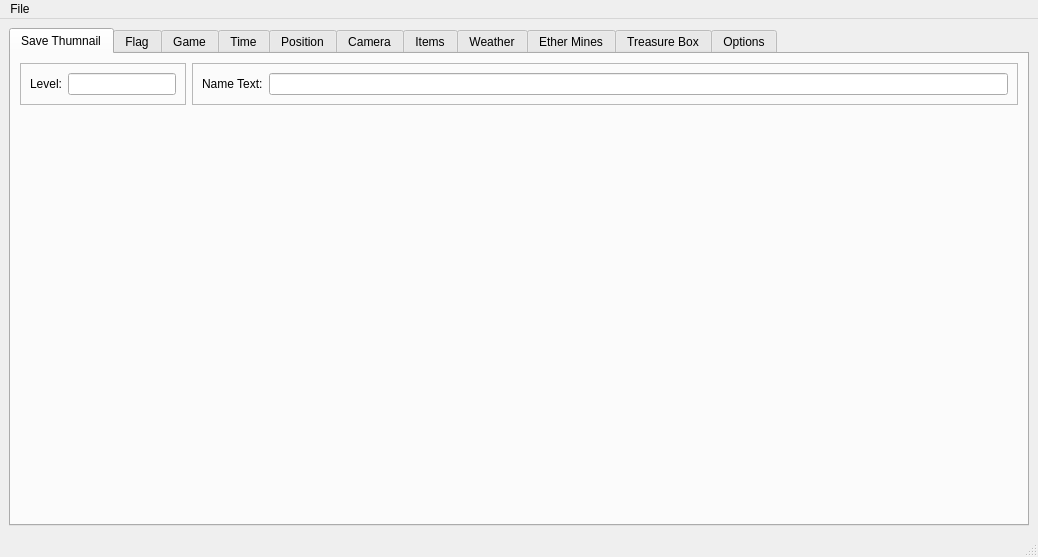
Qt form gui/mainwindow.ui (enderslash1010/xc1-save-editor-cpp) before a commit.
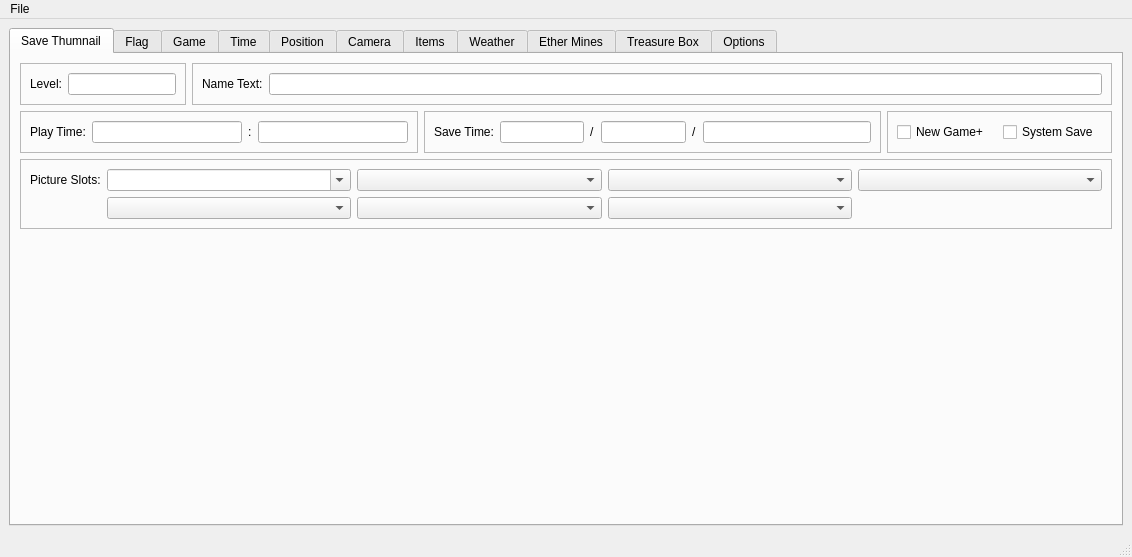
The same form after that commit. Custom widgets are drawn as their Qt base class.

The edit to the form file:
```diff
--- a/gui/mainwindow.ui
+++ b/gui/mainwindow.ui
@@ -9,7 +9,7 @@
    <rect>
     <x>0</x>
     <y>0</y>
-    <width>1038</width>
+    <width>1132</width>
     <height>557</height>
    </rect>
   </property>
@@ -37,11 +37,61 @@
         <string>Save Thumnail</string>
        </attribute>
        <layout class="QGridLayout" name="gridLayout">
-        <item row="1" column="0" colspan="2">
+        <item row="0" column="0">
+         <widget class="QFrame" name="frame">
+          <property name="sizePolicy">
+           <sizepolicy hsizetype="MinimumExpanding" vsizetype="Preferred">
+            <horstretch>0</horstretch>
+            <verstretch>0</verstretch>
+           </sizepolicy>
+          </property>
+          <property name="frameShape">
+           <enum>QFrame::Shape::StyledPanel</enum>
+          </property>
+          <property name="frameShadow">
+           <enum>QFrame::Shadow::Raised</enum>
+          </property>
+          <layout class="QFormLayout" name="formLayout">
+           <property name="sizeConstraint">
+            <enum>QLayout::SizeConstraint::SetDefaultConstraint</enum>
+           </property>
+           <item row="0" column="0">
+            <widget class="QLabel" name="THUMLevelLabel">
+             <property name="enabled">
+              <bool>true</bool>
+             </property>
+             <property name="text">
+              <string>Level:</string>
+             </property>
+            </widget>
+           </item>
+           <item row="0" column="1">
+            <widget class="QExtendedLineEdit" name="THUMLevel">
+             <property name="enabled">
+              <bool>true</bool>
+             </property>
+             <property name="sizePolicy">
+              <sizepolicy hsizetype="Preferred" vsizetype="Preferred">
+               <horstretch>0</horstretch>
+               <verstretch>0</verstretch>
+              </sizepolicy>
+             </property>
+             <property name="readOnly">
+              <bool>false</bool>
+             </property>
+            </widget>
+           </item>
+          </layout>
+         </widget>
+        </item>
+        <item row="4" column="0" colspan="5">
          <spacer name="THUMSpacer">
           <property name="orientation">
            <enum>Qt::Orientation::Vertical</enum>
           </property>
+          <property name="sizeType">
+           <enum>QSizePolicy::Policy::Expanding</enum>
+          </property>
           <property name="sizeHint" stdset="0">
            <size>
             <width>20</width>
@@ -50,11 +100,11 @@
           </property>
          </spacer>
         </item>
-        <item row="0" column="1">
+        <item row="0" column="1" colspan="4">
          <widget class="QFrame" name="frame_2">
           <property name="sizePolicy">
-           <sizepolicy hsizetype="Preferred" vsizetype="Preferred">
-            <horstretch>3</horstretch>
+           <sizepolicy hsizetype="MinimumExpanding" vsizetype="Preferred">
+            <horstretch>5</horstretch>
             <verstretch>0</verstretch>
            </sizepolicy>
           </property>
@@ -76,13 +126,84 @@
             </widget>
            </item>
            <item row="0" column="1">
-            <widget class="QExtendedLineEdit" name="THUMNameString"/>
+            <widget class="QExtendedLineEdit" name="THUMNameString">
+             <property name="sizePolicy">
+              <sizepolicy hsizetype="Preferred" vsizetype="Preferred">
+               <horstretch>0</horstretch>
+               <verstretch>0</verstretch>
+              </sizepolicy>
+             </property>
+            </widget>
            </item>
           </layout>
          </widget>
         </item>
-        <item row="0" column="0">
-         <widget class="QFrame" name="frame">
+        <item row="2" column="0" colspan="2">
+         <widget class="QFrame" name="frame_3">
+          <property name="sizePolicy">
+           <sizepolicy hsizetype="MinimumExpanding" vsizetype="Preferred">
+            <horstretch>0</horstretch>
+            <verstretch>0</verstretch>
+           </sizepolicy>
+          </property>
+          <property name="minimumSize">
+           <size>
+            <width>0</width>
+            <height>0</height>
+           </size>
+          </property>
+          <property name="frameShape">
+           <enum>QFrame::Shape::StyledPanel</enum>
+          </property>
+          <property name="frameShadow">
+           <enum>QFrame::Shadow::Raised</enum>
+          </property>
+          <layout class="QGridLayout" name="gridLayout_2">
+           <item row="0" column="0">
+            <widget class="QLabel" name="THUMPlayTimeLabel">
+             <property name="sizePolicy">
+              <sizepolicy hsizetype="Preferred" vsizetype="Preferred">
+               <horstretch>0</horstretch>
+               <verstretch>0</verstretch>
+              </sizepolicy>
+             </property>
+             <property name="text">
+              <string>Play Time:</string>
+             </property>
+            </widget>
+           </item>
+           <item row="0" column="1">
+            <widget class="QExtendedLineEdit" name="THUMPlayTimeHours">
+             <property name="sizePolicy">
+              <sizepolicy hsizetype="MinimumExpanding" vsizetype="Preferred">
+               <horstretch>0</horstretch>
+               <verstretch>0</verstretch>
+              </sizepolicy>
+             </property>
+            </widget>
+           </item>
+           <item row="0" column="2">
+            <widget class="QLabel" name="label_2">
+             <property name="text">
+              <string>:</string>
+             </property>
+            </widget>
+           </item>
+           <item row="0" column="3">
+            <widget class="QExtendedLineEdit" name="THUMPlayTimeMinutes">
+             <property name="sizePolicy">
+              <sizepolicy hsizetype="MinimumExpanding" vsizetype="Preferred">
+               <horstretch>0</horstretch>
+               <verstretch>0</verstretch>
+              </sizepolicy>
+             </property>
+            </widget>
+           </item>
+          </layout>
+         </widget>
+        </item>
+        <item row="2" column="2" colspan="2">
+         <widget class="QFrame" name="frame_4">
           <property name="sizePolicy">
            <sizepolicy hsizetype="Preferred" vsizetype="Preferred">
             <horstretch>0</horstretch>
@@ -95,30 +216,161 @@
           <property name="frameShadow">
            <enum>QFrame::Shadow::Raised</enum>
           </property>
-          <layout class="QFormLayout" name="formLayout">
-           <property name="sizeConstraint">
-            <enum>QLayout::SizeConstraint::SetDefaultConstraint</enum>
-           </property>
-           <item row="0" column="0">
-            <widget class="QLabel" name="THUMLevelLabel">
-             <property name="enabled">
-              <bool>true</bool>
-             </property>
-             <property name="text">
-              <string>Level:</string>
+          <layout class="QGridLayout" name="gridLayout_3">
+           <item row="0" column="3">
+            <widget class="QExtendedLineEdit" name="THUMSaveTimeMonth">
+             <property name="sizePolicy">
+              <sizepolicy hsizetype="Expanding" vsizetype="Fixed">
+               <horstretch>2</horstretch>
+               <verstretch>0</verstretch>
+              </sizepolicy>
              </property>
             </widget>
            </item>
            <item row="0" column="1">
-            <widget class="QExtendedLineEdit" name="THUMLevel">
-             <property name="enabled">
+            <widget class="QExtendedLineEdit" name="THUMSaveTimeDay">
+             <property name="sizePolicy">
+              <sizepolicy hsizetype="Expanding" vsizetype="Fixed">
+               <horstretch>2</horstretch>
+               <verstretch>0</verstretch>
+              </sizepolicy>
+             </property>
+            </widget>
+           </item>
+           <item row="0" column="2">
+            <widget class="QLabel" name="label_3">
+             <property name="text">
+              <string>/</string>
+             </property>
+            </widget>
+           </item>
+           <item row="0" column="0">
+            <widget class="QLabel" name="label">
+             <property name="text">
+              <string>Save Time:</string>
+             </property>
+            </widget>
+           </item>
+           <item row="0" column="4">
+            <widget class="QLabel" name="label_4">
+             <property name="text">
+              <string>/</string>
+             </property>
+            </widget>
+           </item>
+           <item row="0" column="5">
+            <widget class="QExtendedLineEdit" name="THUMSaveTimeYear">
+             <property name="sizePolicy">
+              <sizepolicy hsizetype="Expanding" vsizetype="Fixed">
+               <horstretch>4</horstretch>
+               <verstretch>0</verstretch>
+              </sizepolicy>
+             </property>
+            </widget>
+           </item>
+          </layout>
+         </widget>
+        </item>
+        <item row="2" column="4">
+         <widget class="QFrame" name="frame_5">
+          <property name="frameShape">
+           <enum>QFrame::Shape::StyledPanel</enum>
+          </property>
+          <property name="frameShadow">
+           <enum>QFrame::Shadow::Raised</enum>
+          </property>
+          <layout class="QGridLayout" name="gridLayout_4">
+           <item row="0" column="3">
+            <widget class="QExtendedCheckBox" name="THUMSystemSaveFlag">
+             <property name="text">
+              <string>System Save</string>
+             </property>
+            </widget>
+           </item>
+           <item row="0" column="2">
+            <widget class="QExtendedCheckBox" name="THUMNGPlusFlag">
+             <property name="text">
+              <string>New Game+</string>
+             </property>
+            </widget>
+           </item>
+          </layout>
+         </widget>
+        </item>
+        <item row="3" column="0" colspan="5">
+         <widget class="QFrame" name="frame_6">
+          <property name="frameShape">
+           <enum>QFrame::Shape::StyledPanel</enum>
+          </property>
+          <property name="frameShadow">
+           <enum>QFrame::Shadow::Raised</enum>
+          </property>
+          <layout class="QGridLayout" name="gridLayout_5">
+           <item row="0" column="4">
+            <widget class="QExtendedComboBox" name="THUMPictureSlot3">
+             <property name="sizePolicy">
+              <sizepolicy hsizetype="MinimumExpanding" vsizetype="Fixed">
+               <horstretch>0</horstretch>
+               <verstretch>0</verstretch>
+              </sizepolicy>
+             </property>
+            </widget>
+           </item>
+           <item row="1" column="4">
+            <widget class="QExtendedComboBox" name="THUMPictureSlot7"/>
+           </item>
+           <item row="0" column="3">
+            <widget class="QExtendedComboBox" name="THUMPictureSlot2">
+             <property name="sizePolicy">
+              <sizepolicy hsizetype="MinimumExpanding" vsizetype="Fixed">
+               <horstretch>0</horstretch>
+               <verstretch>0</verstretch>
+              </sizepolicy>
+             </property>
+            </widget>
+           </item>
+           <item row="0" column="5">
+            <widget class="QExtendedComboBox" name="THUMPictureSlot4">
+             <property name="sizePolicy">
+              <sizepolicy hsizetype="MinimumExpanding" vsizetype="Fixed">
+               <horstretch>0</horstretch>
+               <verstretch>0</verstretch>
+              </sizepolicy>
+             </property>
+            </widget>
+           </item>
+           <item row="0" column="0">
+            <widget class="QLabel" name="label_5">
+             <property name="sizePolicy">
+              <sizepolicy hsizetype="Preferred" vsizetype="Preferred">
+               <horstretch>0</horstretch>
+               <verstretch>0</verstretch>
+              </sizepolicy>
+             </property>
+             <property name="text">
+              <string>Picture Slots:</string>
+             </property>
+            </widget>
+           </item>
+           <item row="1" column="3">
+            <widget class="QExtendedComboBox" name="THUMPictureSlot6"/>
+           </item>
+           <item row="0" column="2">
+            <widget class="QExtendedComboBox" name="THUMPictureSlot1">
+             <property name="sizePolicy">
+              <sizepolicy hsizetype="MinimumExpanding" vsizetype="Fixed">
+               <horstretch>0</horstretch>
+               <verstretch>0</verstretch>
+              </sizepolicy>
+             </property>
+             <property name="editable">
               <bool>true</bool>
              </property>
-             <property name="readOnly">
-              <bool>false</bool>
-             </property>
             </widget>
            </item>
+           <item row="1" column="2">
+            <widget class="QExtendedComboBox" name="THUMPictureSlot5"/>
+           </item>
           </layout>
          </widget>
         </item>
@@ -188,7 +440,7 @@
     <rect>
      <x>0</x>
      <y>0</y>
-     <width>1038</width>
+     <width>1132</width>
      <height>25</height>
     </rect>
    </property>
@@ -218,6 +470,16 @@
    <extends>QLineEdit</extends>
    <header>QExtendedWidget.h</header>
   </customwidget>
+  <customwidget>
+   <class>QExtendedCheckBox</class>
+   <extends>QCheckBox</extends>
+   <header>QExtendedWidget.h</header>
+  </customwidget>
+  <customwidget>
+   <class>QExtendedComboBox</class>
+   <extends>QComboBox</extends>
+   <header>QExtendedWidget.h</header>
+  </customwidget>
  </customwidgets>
  <resources/>
  <connections/>
```
